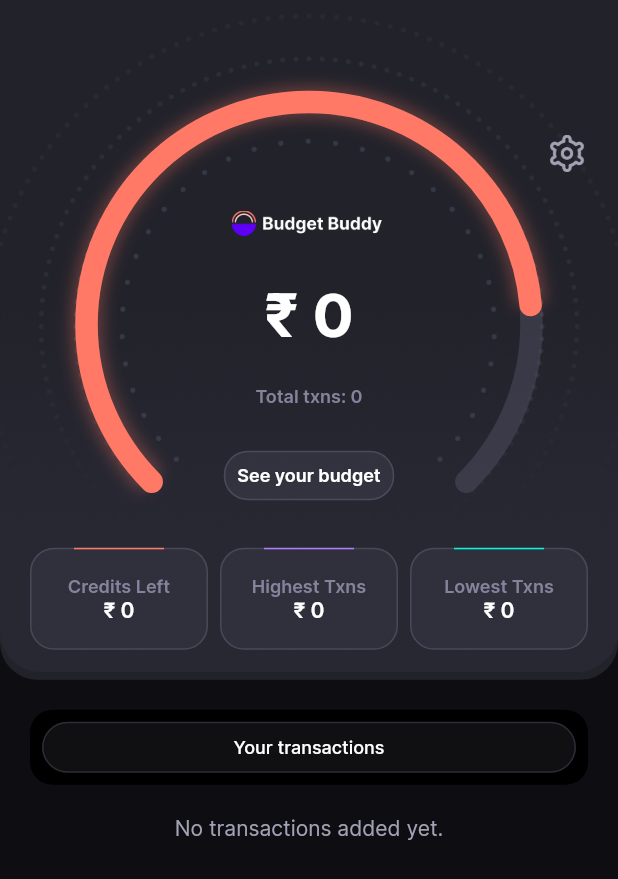
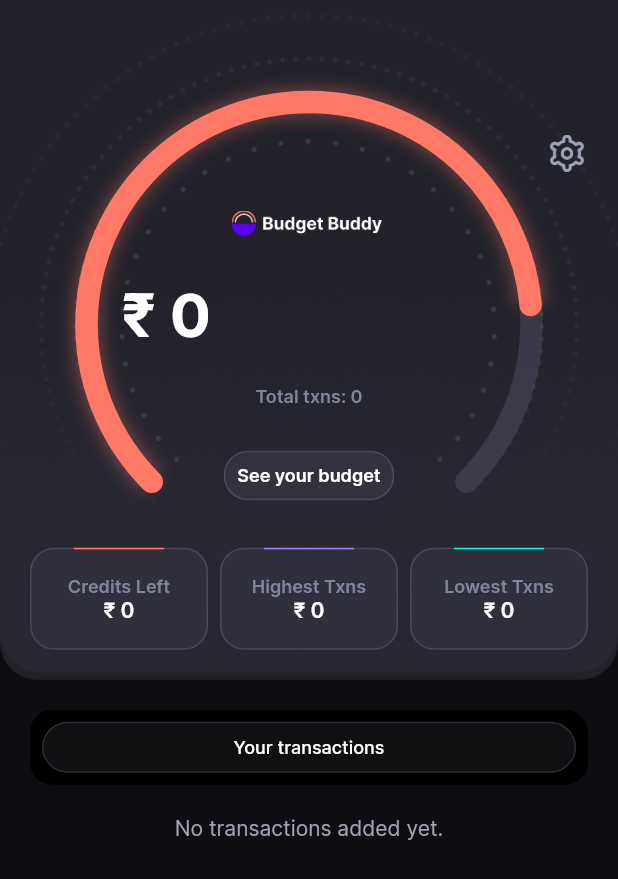
Before and after one commit to adiyadav123/budgetbuddy, a Flutter app: the HomeView screen opened directly, after a tap on an icon or button, on a phone screen of 412 x 824 dp. Shown: the top 879 px of the screen. Run offline on Flutter 3.47's test engine with Material 3 defaults, Android fonts, the light colour scheme and no system bars; our stand-ins replace card_swiper, carousel_slider, dotted_border, firebase_auth, firebase_core, flutter_pw_validator and 4 more; missing offline and left inert: calendar_agenda, dart:ffi; accounts and stored records are empty; generated files the repository leaves out were written again.

Commit message:
Fix budget exceeding issue and add current budget display

```diff
--- a/lib/common_widget/subscription_home_row.dart
+++ b/lib/common_widget/subscription_home_row.dart
@@ -55,6 +55,8 @@ class SubScriptionHomeRow extends StatelessWidget {
                     fontSize: 14,
                     fontWeight: FontWeight.w600),
               )
+
+
             ],
           ),
         ),
--- a/lib/views/home/home_view.dart
+++ b/lib/views/home/home_view.dart
@@ -84,11 +84,8 @@ class _HomeViewState extends State<HomeView> {
       totalSpentt.get("totalSpent")
     ];
 
-    print(allVal);
-
     setState(() {
       subArr = subBox.get("arr") ?? [];
-      print(subArr.length);
     });
 
     if (box.get("budget") == null) {
@@ -131,6 +128,7 @@ class _HomeViewState extends State<HomeView> {
 
     double high = highestBox.get("highest") as double? ?? 0;
     double low = lowestBox.get("lowest") as double? ?? 0;
+    double total = totalSpentt.get("totalSpent") as double? ?? 0;
 
     setState(() {
       name = box.get("name") as String? ?? "";
@@ -139,6 +137,7 @@ class _HomeViewState extends State<HomeView> {
           int.tryParse(subBox.length.toString().replaceAll(",", "")) ?? 0;
       highestSub = high.toInt();
       lowestSub = low.toInt();
+      totalSpent = total.toInt();
     });
   }
 
@@ -148,7 +147,7 @@ class _HomeViewState extends State<HomeView> {
           context: context,
           builder: (BuildContext context) {
             return AlertDialog(
-              title: const Text("Welcome to Budget Buddy"),
+              title: Text("Current Budget is ₹ ${budget - totalSpent}"),
               backgroundColor: TColor.gray70,
               contentTextStyle: TextStyle(color: TColor.white),
               titleTextStyle: TextStyle(color: TColor.white),
@@ -258,16 +257,20 @@ class _HomeViewState extends State<HomeView> {
                       SizedBox(
                         height: media.width * 0.07,
                       ),
-                      InkWell(
+                      Container(
+                        width: 250,
+                        child: InkWell(
                           onTap: () {
                             setBudgetCustom();
                           },
                           child: Text(
-                          "₹ ${NumberFormat("#,##0").format(budget)}",
+                            "₹ ${NumberFormat("#,##0").format(budget - totalSpent)}",
                             style: TextStyle(
                                 color: TColor.white,
                                 fontSize: 40,
                                 fontWeight: FontWeight.w700),
+                            overflow: TextOverflow.ellipsis,
+                          ),
                         ),
                       ),
                       SizedBox(
@@ -431,6 +434,9 @@ class _HomeViewState extends State<HomeView> {
                           onPressed: () {},
                         );
                       }),
+            SizedBox(
+              height: 150,
+            ),
           ],
         ),
       ),
```
Also changed, not shown: lib/views/add_subscription/add_subscription_view.dart (+48 -10 lines). Lines whose indentation alone changed are shown as unchanged.
